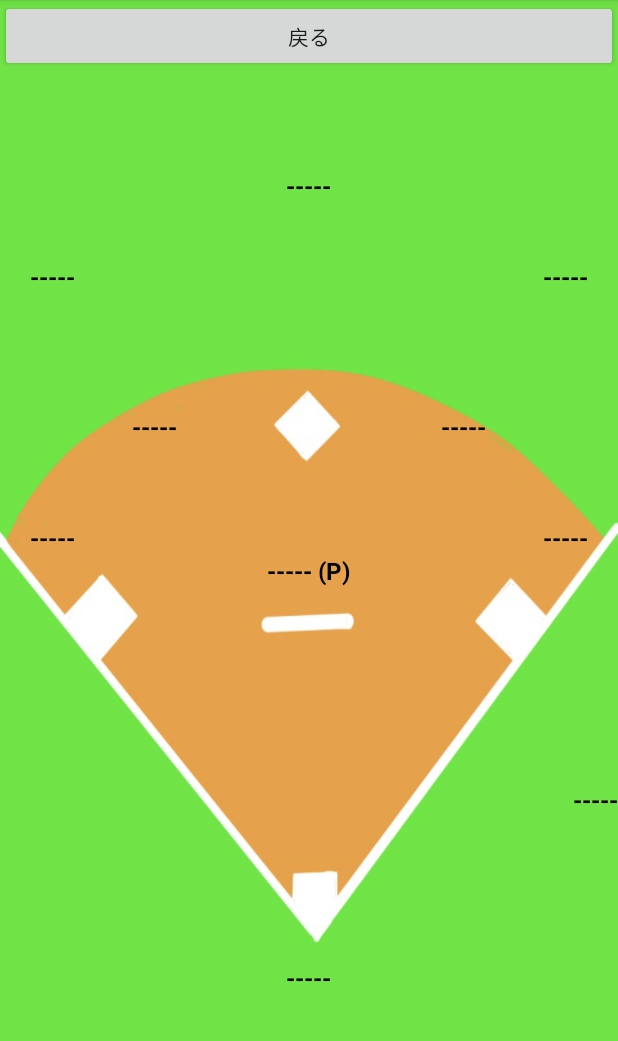
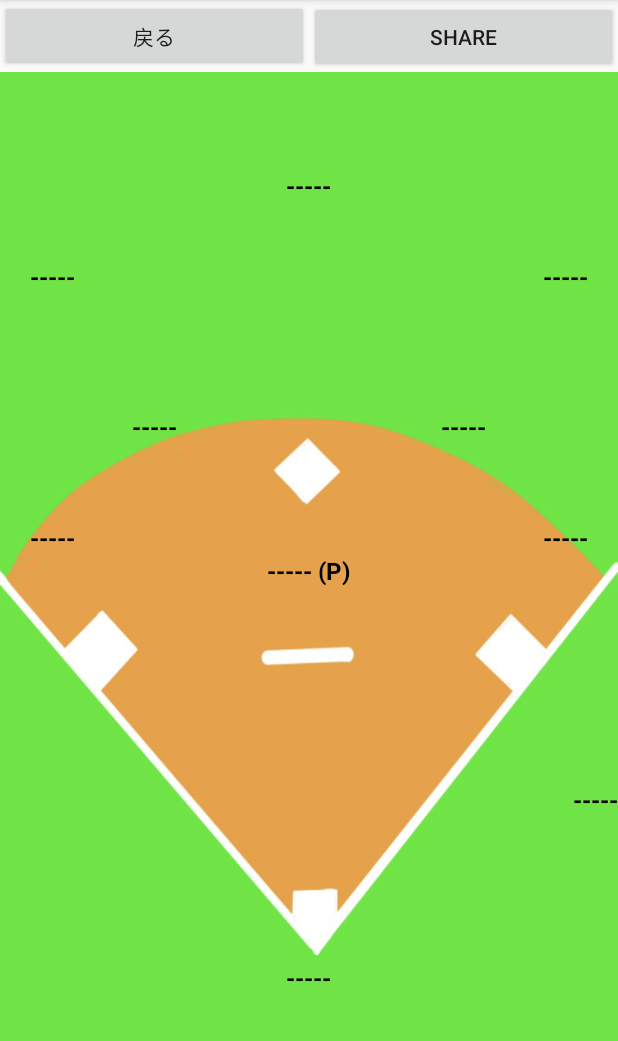
Before and after one commit to korosaka/baseball_lineup_jp, an Android app: the FieldActivity screen opened directly, with no data from a screen before it, on a phone screen of 412 x 824 dp, the part 84-1125 px from its top. Run offline under Robolectric (Android 15) with nearby library versions, the phone set to English and light mode, and no system bars; our stand-ins replace AdMob; 1 statement that could not run was skipped.

Commit message:
share function on field

```diff
--- a/app/src/main/java/com/websarva/wings/android/dasenapp/FieldActivity.java
+++ b/app/src/main/java/com/websarva/wings/android/dasenapp/FieldActivity.java
@@ -43,6 +43,11 @@ public class FieldActivity extends BaseAdActivity {
     //戻るボタン
     public void onClickBack(View view) {
         backToOrder();
+    }
+
+    public void onClickShareField(View view) {
+        Sharing mSharing = new Sharing(getApplicationContext(), this, findViewById(R.id.field_container));
+        mSharing.share();
     }
 
     @Override
--- a/app/src/main/java/com/websarva/wings/android/dasenapp/MainActivity.java
+++ b/app/src/main/java/com/websarva/wings/android/dasenapp/MainActivity.java
@@ -383,7 +383,7 @@ public class MainActivity extends BaseAdActivity {
         if (isReplacing) cancelReplacing();
     }
 
-    public void onClickShare(View view) {
+    public void onClickShareOrder(View view) {
         Sharing mSharing = new Sharing(getApplicationContext(), this, findViewById(R.id.lineup_container));
         mSharing.share();
     }
--- a/app/src/main/res/layout/activity_field.xml
+++ b/app/src/main/res/layout/activity_field.xml
@@ -6,7 +6,31 @@
     android:layout_height="match_parent"
     android:orientation="vertical">
 
+    <LinearLayout
+        android:layout_width="match_parent"
+        android:layout_height="wrap_content"
+        android:orientation="horizontal">
+
+        <Button
+            android:id="@+id/back"
+            android:layout_width="0dp"
+            android:layout_height="wrap_content"
+            android:layout_weight="0.5"
+            android:onClick="onClickBack"
+            android:text="@string/back" />
+
+        <Button
+            android:layout_width="0dp"
+            android:layout_height="wrap_content"
+            android:layout_weight="0.5"
+            android:onClick="onClickShareField"
+            android:text="share" />
+
+    </LinearLayout>
+
+
     <FrameLayout
+        android:id="@+id/field_container"
         android:layout_width="match_parent"
         android:layout_height="0dp"
         android:layout_weight="1.0">
@@ -15,19 +39,12 @@
             android:layout_width="match_parent"
             android:layout_height="match_parent"
             android:scaleType="fitXY"
-            android:src="@drawable/backfieldone" />
+            android:src="@drawable/field_image" />
 
         <LinearLayout
             android:layout_width="match_parent"
             android:layout_height="match_parent"
             android:orientation="vertical">
-
-            <Button
-                android:id="@+id/back"
-                android:layout_width="match_parent"
-                android:layout_height="wrap_content"
-                android:onClick="onClickBack"
-                android:text="@string/back" />
 
             <LinearLayout
                 android:layout_width="match_parent"
--- a/app/src/main/res/layout/activity_main.xml
+++ b/app/src/main/res/layout/activity_main.xml
@@ -141,7 +141,7 @@
             <Button
                 android:layout_width="match_parent"
                 android:layout_height="wrap_content"
-                android:onClick="onClickShare"
+                android:onClick="onClickShareOrder"
                 android:text="share"/>
 
         </LinearLayout>
```
Also changed, not shown: app/src/main/res/drawable/field_image.png (renamed from app/src/main/res/drawable/backfieldone.png).
